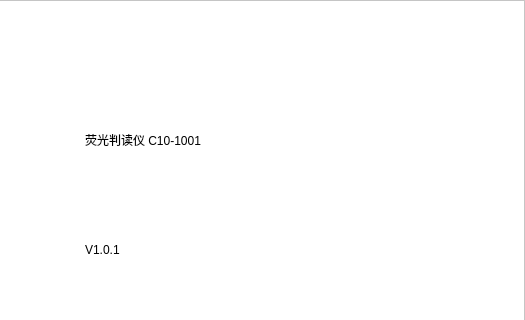
Old version of the form gui/about.ui in the repository mysondrink/qt0922; both pictures show x 275 to 800 and y 0 to 320 of the 800 by 450 pixel window.
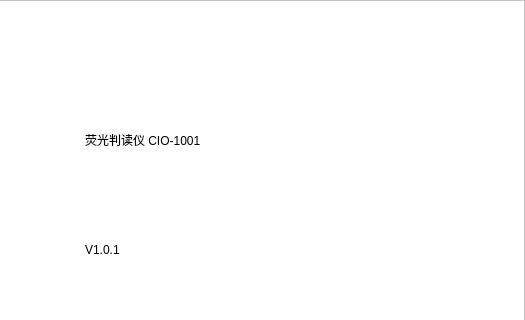
New version of the form.

Commit message: 1211修改窗口关闭时释放窗口对象

Diff of the .ui file:
```diff
--- a/gui/about.ui
+++ b/gui/about.ui
@@ -44,7 +44,7 @@
      <string notr="true">font: 20pt &quot;宋体&quot;;</string>
     </property>
     <property name="text">
-     <string>荧光判读仪 C10-1001</string>
+     <string>荧光判读仪 CIO-1001</string>
     </property>
    </widget>
    <widget class="QLabel" name="label_35">
```
The commit also changes 6 other files.
